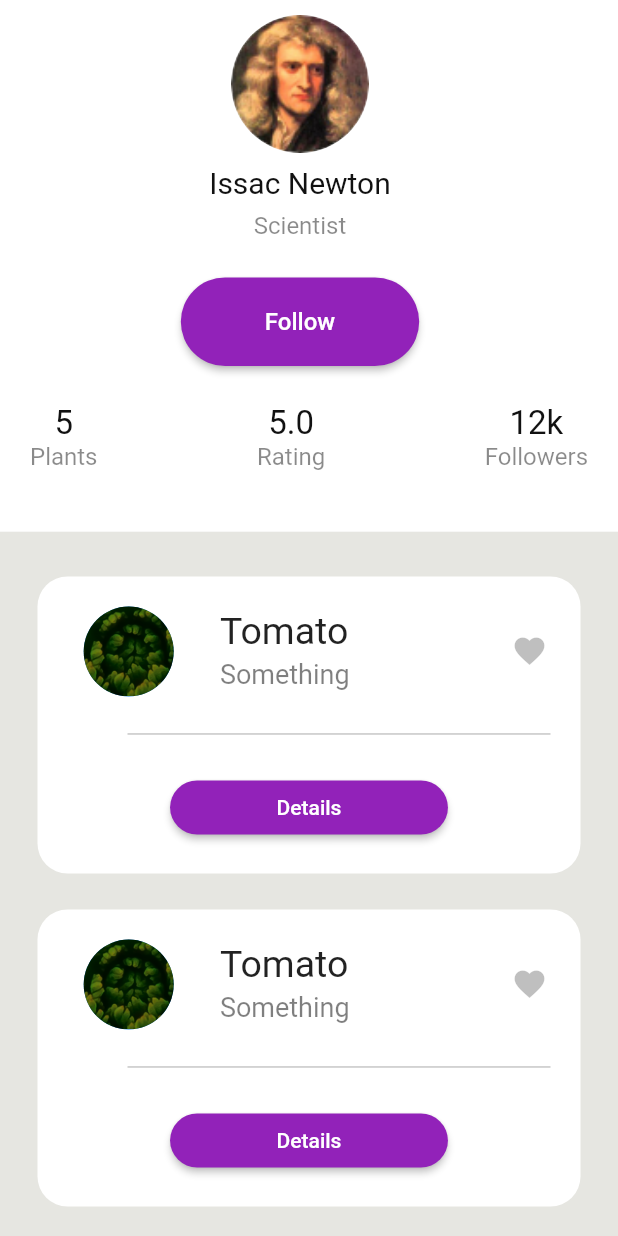
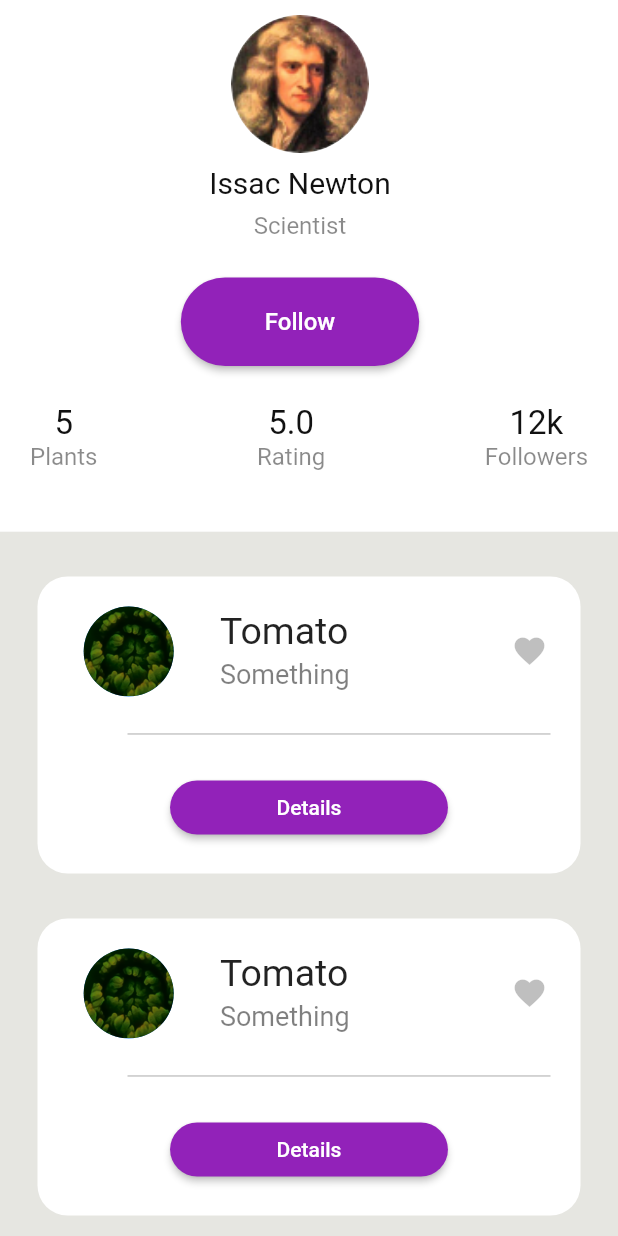
Before and after one commit to ParadoxPD/Spectra, a Flutter app: the MainPage screen opened directly, on a phone screen of 412 x 824 dp. Run offline on Flutter 3.47's test engine with Material 2 defaults, Android fonts, the phone set to English and light mode, and no system bars; our stand-ins replace rxdart; accounts and stored records are empty; Roboto replaces fonts that are missing (SFProText).

Commit message:
Minor fixes

```diff
--- a/app/lib/pages/Dashboard/Dashboard.main.dart
+++ b/app/lib/pages/Dashboard/Dashboard.main.dart
@@ -1,8 +1,10 @@
+import 'package:app/models/classes/user.dart';
 import 'package:flutter/material.dart';
 import 'package:flutter/widgets.dart';
 
 List<CardData> data = [];
 int noOfCards = 20;
+User user;
 
 class MainPage extends StatefulWidget {
   MainPage({Key key}) : super(key: key);
@@ -31,15 +33,9 @@ class _MainPage extends State<MainPage> {
               Expanded(
                 child: Container(
                   height: MediaQuery.of(context).size.height / 4,
-                  padding: EdgeInsets.only(top: 30),
                   child: SizedBox.expand(
-                    child: ListView.separated(
+                    child: ListView.builder(
                       itemCount: noOfCards,
-                      separatorBuilder: (BuildContext context, int index) =>
-                          const Divider(
-                        height: 24,
-                        color: Color(0xffE6E6E1),
-                      ),
                       itemBuilder: randomizeCard,
                     ),
                   ),
@@ -112,7 +108,7 @@ class _CardItem extends State<CardItem> {
   @override
   Widget build(BuildContext context) {
     return Card(
-      margin: EdgeInsets.only(left: 25, right: 25),
+      margin: EdgeInsets.only(left: 25, right: 25, top: 30),
       elevation: 0,
       shape: RoundedRectangleBorder(
         borderRadius: BorderRadius.circular(20.0),
@@ -199,6 +195,7 @@ List<Widget> mainBody(BuildContext context) {
 Widget sliverBar(
     BuildContext context, String title, String type, AssetImage avatar) {
   return SliverAppBar(
+    leading: Container(),
     expandedHeight: MediaQuery.of(context).size.height * 0.43,
     collapsedHeight: 60,
     floating: true,
--- a/app/lib/pages/LoginUI.dart
+++ b/app/lib/pages/LoginUI.dart
@@ -103,6 +103,7 @@ class EmailRoute extends StatelessWidget {
       initialIndex: 0,
       child: Scaffold(
         appBar: AppBar(
+          leading: new Container(),
           backgroundColor: Colors.white,
           elevation: 0,
           bottom: PreferredSize(
```
